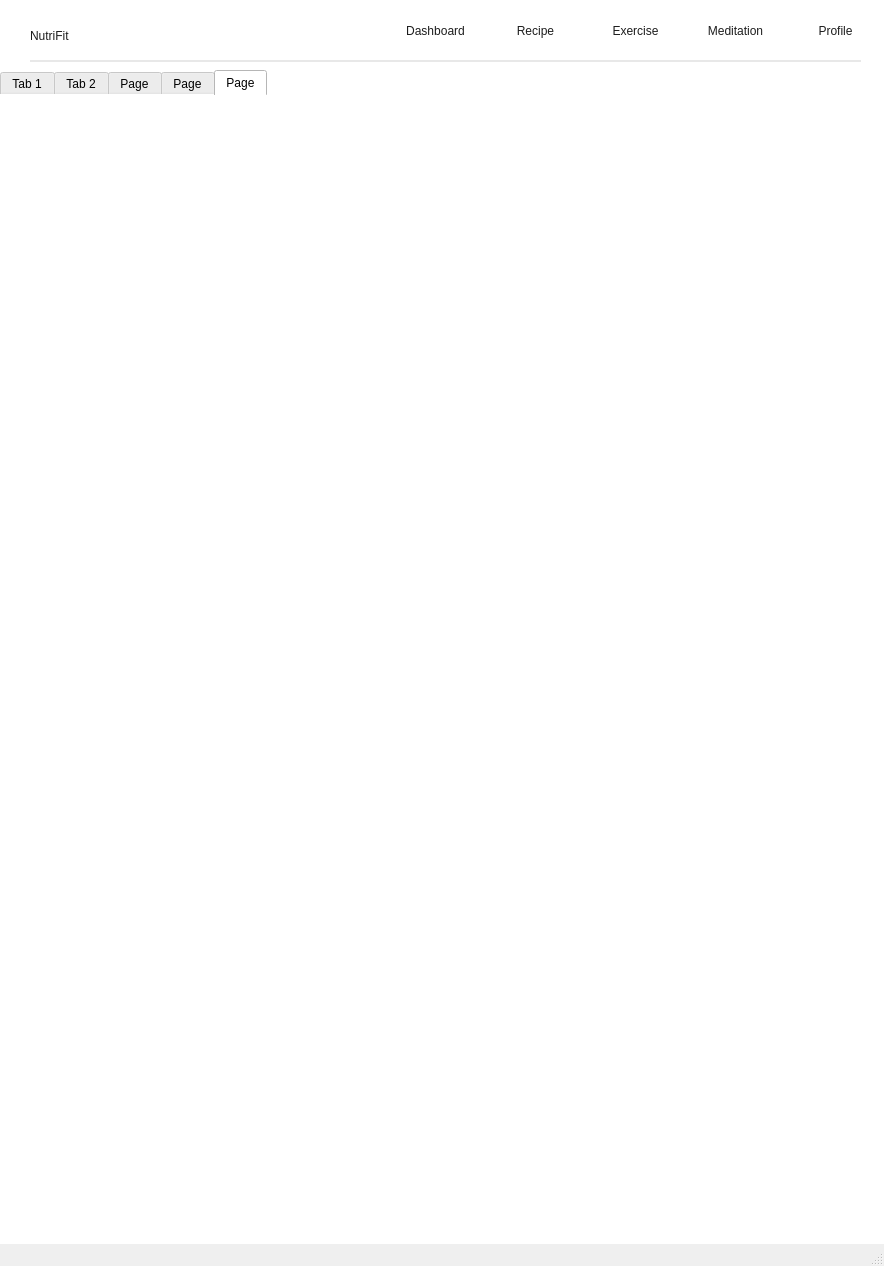
Old version of the form Main.ui in the repository jackfroot30/nuts-and-froots.
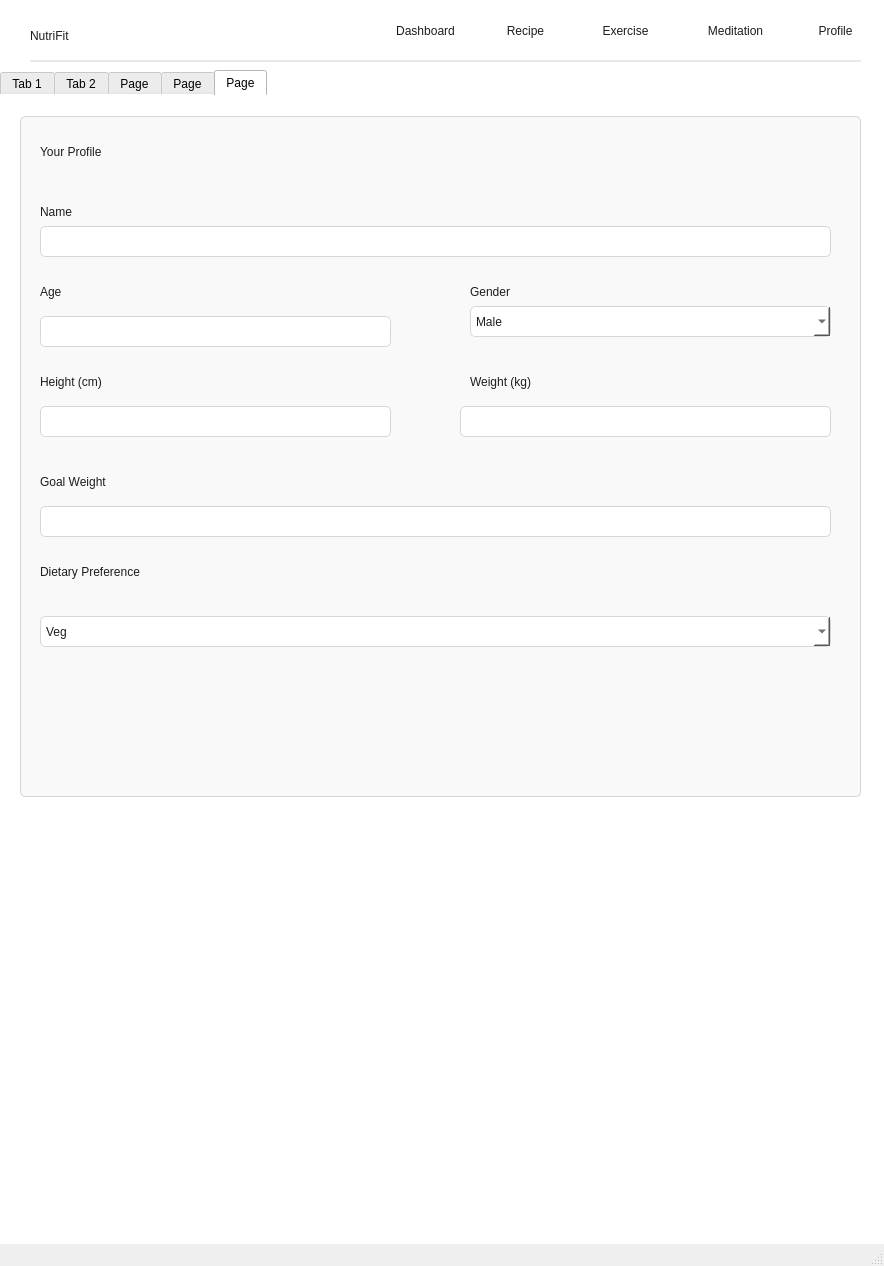
New version of the form. The open tabs and pages were chosen to show the change.

What changed in the file:
```diff
--- a/Main.ui
+++ b/Main.ui
@@ -489,6 +489,412 @@
      <attribute name="title">
       <string>Page</string>
      </attribute>
+     <widget class="QWidget" name="widget_3" native="true">
+      <property name="geometry">
+       <rect>
+        <x>0</x>
+        <y>0</y>
+        <width>881</width>
+        <height>721</height>
+       </rect>
+      </property>
+      <property name="styleSheet">
+       <string notr="true">QWidget{
+background-color:white
+}</string>
+      </property>
+      <widget class="QLabel" name="label_4">
+       <property name="geometry">
+        <rect>
+         <x>20</x>
+         <y>20</y>
+         <width>841</width>
+         <height>681</height>
+        </rect>
+       </property>
+       <property name="styleSheet">
+        <string notr="true">QLabel{
+	border: 1px solid #D4D4D4;
+	border-radius:5px;
+	background-color: #F9F9F9
+}</string>
+       </property>
+       <property name="text">
+        <string/>
+       </property>
+      </widget>
+      <widget class="QLabel" name="heading">
+       <property name="geometry">
+        <rect>
+         <x>40</x>
+         <y>40</y>
+         <width>231</width>
+         <height>31</height>
+        </rect>
+       </property>
+       <property name="styleSheet">
+        <string notr="true">QLabel{
+	background-color:#F9F9F9;
+	font: 200 22pt &quot;Epilogue&quot;;
+	color: #1D1D1D
+
+}
+</string>
+       </property>
+       <property name="text">
+        <string>Your Profile</string>
+       </property>
+      </widget>
+      <widget class="QLabel" name="name">
+       <property name="geometry">
+        <rect>
+         <x>40</x>
+         <y>100</y>
+         <width>61</width>
+         <height>31</height>
+        </rect>
+       </property>
+       <property name="styleSheet">
+        <string notr="true">QLabel{
+	background-color:#F9F9F9;
+	font: 200 15pt &quot;Epilogue&quot;;
+	color: #1D1D1D
+
+}
+</string>
+       </property>
+       <property name="text">
+        <string>Name</string>
+       </property>
+      </widget>
+      <widget class="QLineEdit" name="line_name">
+       <property name="geometry">
+        <rect>
+         <x>40</x>
+         <y>130</y>
+         <width>791</width>
+         <height>31</height>
+        </rect>
+       </property>
+       <property name="styleSheet">
+        <string notr="true">QLineEdit{
+background-color: white;
+border-radius: 5px;
+border: 1px solid #D7D7D7;
+font: 200 15px &quot;Epilogue&quot;;
+color: #1D1D1D
+}</string>
+       </property>
+      </widget>
+      <widget class="QLabel" name="age">
+       <property name="geometry">
+        <rect>
+         <x>40</x>
+         <y>180</y>
+         <width>41</width>
+         <height>31</height>
+        </rect>
+       </property>
+       <property name="styleSheet">
+        <string notr="true">QLabel{
+	background-color:#F9F9F9;
+	font: 200 15pt &quot;Epilogue&quot;;
+	color: #1D1D1D
+
+}
+</string>
+       </property>
+       <property name="text">
+        <string>Age</string>
+       </property>
+      </widget>
+      <widget class="QLineEdit" name="line_age">
+       <property name="geometry">
+        <rect>
+         <x>40</x>
+         <y>220</y>
+         <width>351</width>
+         <height>31</height>
+        </rect>
+       </property>
+       <property name="styleSheet">
+        <string notr="true">QLineEdit{
+background-color: white;
+border-radius: 5px;
+border: 1px solid #D7D7D7;
+color: #1D1D1D
+}</string>
+       </property>
+      </widget>
+      <widget class="QLabel" name="gender">
+       <property name="geometry">
+        <rect>
+         <x>470</x>
+         <y>180</y>
+         <width>71</width>
+         <height>31</height>
+        </rect>
+       </property>
+       <property name="styleSheet">
+        <string notr="true">QLabel{
+	background-color:#F9F9F9;
+	font: 200 15pt &quot;Epilogue&quot;;
+	color: #1D1D1D
+
+}
+</string>
+       </property>
+       <property name="text">
+        <string>Gender</string>
+       </property>
+      </widget>
+      <widget class="QComboBox" name="line_gender">
+       <property name="geometry">
+        <rect>
+         <x>470</x>
+         <y>210</y>
+         <width>361</width>
+         <height>31</height>
+        </rect>
+       </property>
+       <property name="styleSheet">
+        <string notr="true">QComboBox{
+background-color: white;
+border-radius: 5px;
+border: 1px solid #D7d7d7;
+color: #1D1D1D;
+font: 300 10px &quot;Epilogue&quot;;
+padding-left:5px
+}
+QComboBox QAbstractItemView {
+     background-color: white;
+     border: 1px solid #D7D7D7;
+     selection-background-color: #eee;
+     selection-color: black;
+     outline: none;
+     border-radius: 0px;
+	color: #1D1D1D;
+	height: 30px;
+	padding-left:5px;
+	border: 1px solid #D7D7D7; 
+    outline: none;
+}
+QComboBox QAbstractItemView :: viewport{
+	border: none;
+	background-color: transparent
+}</string>
+       </property>
+       <item>
+        <property name="text">
+         <string>Male</string>
+        </property>
+       </item>
+       <item>
+        <property name="text">
+         <string>Female</string>
+        </property>
+       </item>
+       <item>
+        <property name="text">
+         <string>Bakchodi mat kar lode</string>
+        </property>
+       </item>
+      </widget>
+      <widget class="QLabel" name="height">
+       <property name="geometry">
+        <rect>
+         <x>40</x>
+         <y>270</y>
+         <width>111</width>
+         <height>31</height>
+        </rect>
+       </property>
+       <property name="styleSheet">
+        <string notr="true">QLabel{
+	background-color:#F9F9F9;
+	font: 200 15pt &quot;Epilogue&quot;;
+	color: #1D1D1D
+
+}
+</string>
+       </property>
+       <property name="text">
+        <string>Height (cm)</string>
+       </property>
+      </widget>
+      <widget class="QLineEdit" name="line_height">
+       <property name="geometry">
+        <rect>
+         <x>40</x>
+         <y>310</y>
+         <width>351</width>
+         <height>31</height>
+        </rect>
+       </property>
+       <property name="styleSheet">
+        <string notr="true">QLineEdit{
+background-color: white;
+border-radius: 5px;
+border: 1px solid #D7D7D7;
+color:#1D1D1D
+}</string>
+       </property>
+      </widget>
+      <widget class="QLabel" name="weight">
+       <property name="geometry">
+        <rect>
+         <x>470</x>
+         <y>270</y>
+         <width>111</width>
+         <height>31</height>
+        </rect>
+       </property>
+       <property name="styleSheet">
+        <string notr="true">QLabel{
+	background-color:#F9F9F9;
+	font: 200 15pt &quot;Epilogue&quot;;
+	color: #1D1D1D
+
+}
+</string>
+       </property>
+       <property name="text">
+        <string>Weight (kg)</string>
+       </property>
+      </widget>
+      <widget class="QLineEdit" name="line_weight">
+       <property name="geometry">
+        <rect>
+         <x>460</x>
+         <y>310</y>
+         <width>371</width>
+         <height>31</height>
+        </rect>
+       </property>
+       <property name="styleSheet">
+        <string notr="true">QLineEdit{
+background-color: white;
+border-radius: 5px;
+border: 1px solid #D7D7D7;
+color:#1D1D1D
+}</string>
+       </property>
+      </widget>
+      <widget class="QLabel" name="goal_weight">
+       <property name="geometry">
+        <rect>
+         <x>40</x>
+         <y>370</y>
+         <width>121</width>
+         <height>31</height>
+        </rect>
+       </property>
+       <property name="styleSheet">
+        <string notr="true">QLabel{
+	background-color:#F9F9F9;
+	font: 200 15pt &quot;Epilogue&quot;;
+	color: #1D1D1D
+
+}
+</string>
+       </property>
+       <property name="text">
+        <string>Goal Weight</string>
+       </property>
+      </widget>
+      <widget class="QLineEdit" name="line_goal">
+       <property name="geometry">
+        <rect>
+         <x>40</x>
+         <y>410</y>
+         <width>791</width>
+         <height>31</height>
+        </rect>
+       </property>
+       <property name="styleSheet">
+        <string notr="true">QLineEdit{
+background-color: white;
+border-radius: 5px;
+border: 1px solid #D7D7D7;
+color:#1D1D1D
+}</string>
+       </property>
+      </widget>
+      <widget class="QLabel" name="diet_pref">
+       <property name="geometry">
+        <rect>
+         <x>40</x>
+         <y>460</y>
+         <width>231</width>
+         <height>31</height>
+        </rect>
+       </property>
+       <property name="styleSheet">
+        <string notr="true">QLabel{
+	background-color:#F9F9F9;
+	font: 200 15pt &quot;Epilogue&quot;;
+	color: #1D1D1D
+
+}
+</string>
+       </property>
+       <property name="text">
+        <string>Dietary Preference</string>
+       </property>
+      </widget>
+      <widget class="QComboBox" name="line_diet">
+       <property name="geometry">
+        <rect>
+         <x>40</x>
+         <y>520</y>
+         <width>791</width>
+         <height>31</height>
+        </rect>
+       </property>
+       <property name="styleSheet">
+        <string notr="true">QComboBox{
+background-color: white;
+border-radius: 5px;
+border: 1px solid #D7D7D7;
+color: #1D1D1D;
+font:300 10px &quot;Epilogue&quot;;
+padding-left:5px
+}
+QComboBox QAbstractItemView {
+     background-color: white;
+     border: 1px solid #D7D7D7;
+	outline: none;
+     selection-background-color: #eee;
+     selection-color: black;
+     outline: none;
+     border-radius: 0px; 
+	color: #1D1D1D;
+	height: 35px;
+	padding-left:5px
+
+}
+
+QComboBox::down-arrow {
+    width: 12px;
+    height: 12px;
+}
+QComboBox QAbstractItemView :: viewport{
+	border: none;
+	background-color: transparent
+}</string>
+       </property>
+       <item>
+        <property name="text">
+         <string>Veg</string>
+        </property>
+       </item>
+       <item>
+        <property name="text">
+         <string>Non-Veg</string>
+        </property>
+       </item>
+      </widget>
+     </widget>
     </widget>
    </widget>
    <widget class="QLabel" name="label">
@@ -515,9 +921,9 @@
    <widget class="QFrame" name="dashboard">
     <property name="geometry">
      <rect>
-      <x>390</x>
+      <x>370</x>
       <y>10</y>
-      <width>91</width>
+      <width>111</width>
       <height>41</height>
      </rect>
     </property>
@@ -528,17 +934,14 @@
 }</string>
     </property>
     <property name="frameShape">
-     <enum>QFrame::Shape::StyledPanel</enum>
-    </property>
-    <property name="frameShadow">
-     <enum>QFrame::Shadow::Raised</enum>
+     <enum>QFrame::NoFrame</enum>
     </property>
     <widget class="QPushButton" name="dashboard_btn">
      <property name="geometry">
       <rect>
        <x>0</x>
        <y>0</y>
-       <width>91</width>
+       <width>111</width>
        <height>41</height>
       </rect>
      </property>
@@ -565,7 +968,7 @@
    <widget class="QFrame" name="recipe">
     <property name="geometry">
      <rect>
-      <x>490</x>
+      <x>480</x>
       <y>10</y>
       <width>91</width>
       <height>41</height>
@@ -578,10 +981,7 @@
 }</string>
     </property>
     <property name="frameShape">
-     <enum>QFrame::Shape::StyledPanel</enum>
-    </property>
-    <property name="frameShadow">
-     <enum>QFrame::Shadow::Raised</enum>
+     <enum>QFrame::NoFrame</enum>
     </property>
     <widget class="QPushButton" name="recipe_btn">
      <property name="geometry">
@@ -615,7 +1015,7 @@
    <widget class="QFrame" name="exercise">
     <property name="geometry">
      <rect>
-      <x>590</x>
+      <x>580</x>
       <y>10</y>
       <width>91</width>
       <height>41</height>
@@ -628,10 +1028,7 @@
 }</string>
     </property>
     <property name="frameShape">
-     <enum>QFrame::Shape::StyledPanel</enum>
-    </property>
-    <property name="frameShadow">
-     <enum>QFrame::Shadow::Raised</enum>
+     <enum>QFrame::NoFrame</enum>
     </property>
     <widget class="QPushButton" name="exercise_btn">
      <property name="geometry">
@@ -665,9 +1062,9 @@
    <widget class="QFrame" name="meditation">
     <property name="geometry">
      <rect>
-      <x>690</x>
+      <x>680</x>
       <y>10</y>
-      <width>91</width>
+      <width>111</width>
       <height>41</height>
      </rect>
     </property>
@@ -678,17 +1075,14 @@
 }</string>
     </property>
     <property name="frameShape">
-     <enum>QFrame::Shape::StyledPanel</enum>
-    </property>
-    <property name="frameShadow">
-     <enum>QFrame::Shadow::Raised</enum>
+     <enum>QFrame::NoFrame</enum>
     </property>
     <widget class="QPushButton" name="mediation_btn">
      <property name="geometry">
       <rect>
        <x>0</x>
        <y>0</y>
-       <width>91</width>
+       <width>111</width>
        <height>41</height>
       </rect>
      </property>
```
Left out of the diff: 62 changed lines with no effect on the pictures.
